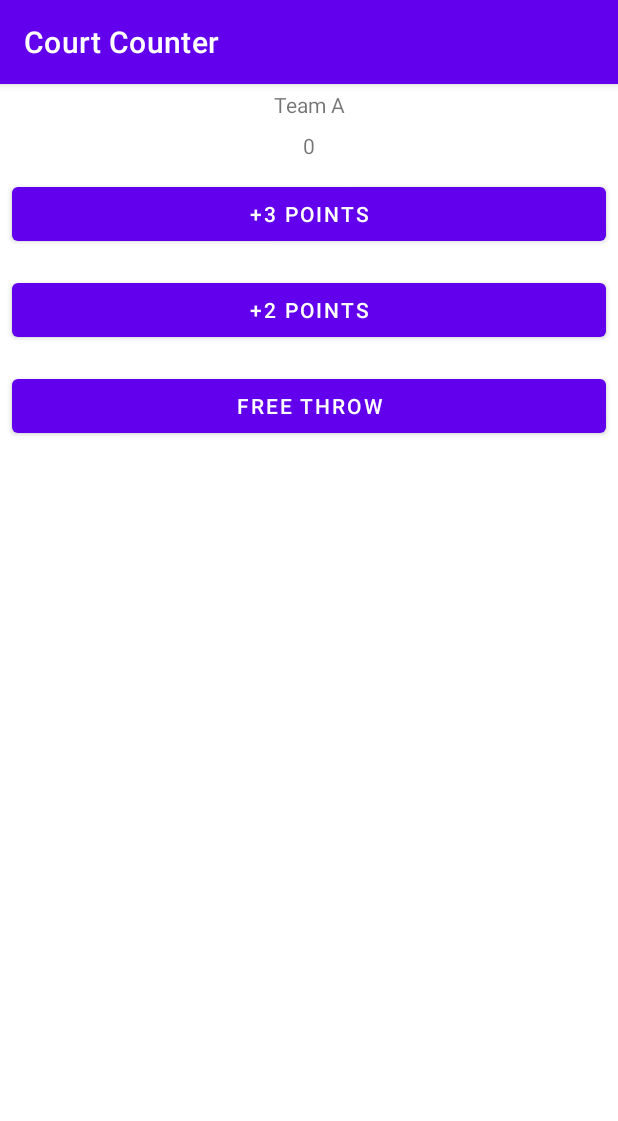
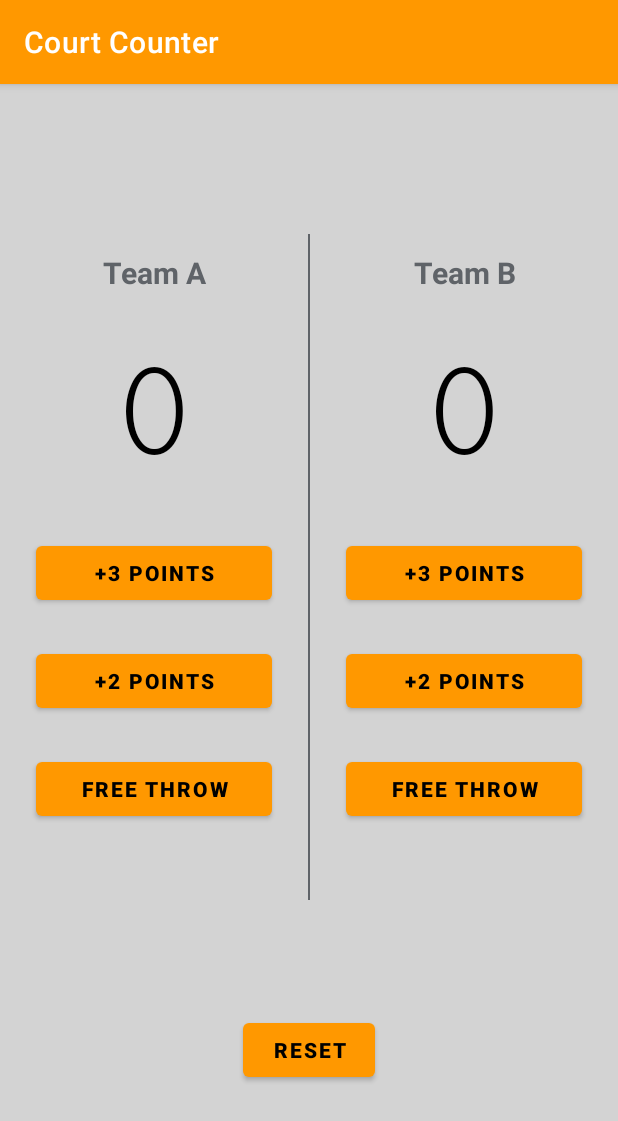
Before and after one commit to Mukulwith7BitGit/CourtCounter, an Android app: the screen it shows after launch (MainActivity), on a phone screen of 412 x 824 dp. Shown: the top 1121 px of the screen. Run offline under Robolectric (Android 15) with nearby library versions, the light colour scheme and no system bars.

Commit message:
Second commit. Added all functionalities and designs. Disabled autorotate. Final App.

```diff
--- a/app/src/main/AndroidManifest.xml
+++ b/app/src/main/AndroidManifest.xml
@@ -11,7 +11,8 @@
         android:theme="@style/Theme.CourtCounter">
         <activity
             android:name=".MainActivity"
-            android:exported="true">
+            android:exported="true"
+            android:screenOrientation="portrait">
             <intent-filter>
                 <action android:name="android.intent.action.MAIN" />
 
--- a/app/src/main/java/com/example/courtcounter/MainActivity.java
+++ b/app/src/main/java/com/example/courtcounter/MainActivity.java
@@ -8,6 +8,7 @@ import android.widget.TextView;
 
 public class MainActivity extends AppCompatActivity {
     int scoreTeamA=0;
+    int scoreTeamB=0;
     @Override
     protected void onCreate(Bundle savedInstanceState) {
         super.onCreate(savedInstanceState);
@@ -20,7 +21,11 @@ public class MainActivity extends AppCompatActivity {
     public void displayForTeamA(int score) {
         TextView scoreView = (TextView) findViewById(R.id.team_a_score);
         scoreView.setText(String.valueOf(score));
+    }public void displayForTeamB(int score) {
+        TextView scoreView = (TextView) findViewById(R.id.team_b_score);
+        scoreView.setText(String.valueOf(score));
     }
+
     public void addThreeForTeamA(View v){
         scoreTeamA+=3;
         displayForTeamA(scoreTeamA);
@@ -33,4 +38,22 @@ public class MainActivity extends AppCompatActivity {
         scoreTeamA+=1;
         displayForTeamA(scoreTeamA);
     }
+    public void addThreeForTeamB(View v){
+        scoreTeamB+=3;
+        displayForTeamB(scoreTeamB);
+    }
+    public void addTwoForTeamB(View v){
+        scoreTeamB+=2;
+        displayForTeamB(scoreTeamB);
+    }
+    public void addOneForTeamB(View v){
+        scoreTeamB+=1;
+        displayForTeamB(scoreTeamB);
+    }
+    public void resetScores(View v){
+        scoreTeamA=0;
+        scoreTeamB=0;
+        displayForTeamA(scoreTeamA);
+        displayForTeamB(scoreTeamB);
+    }
 }
--- a/app/src/main/res/layout/activity_main.xml
+++ b/app/src/main/res/layout/activity_main.xml
@@ -1,44 +1,161 @@
 <?xml version="1.0" encoding="utf-8"?>
-<LinearLayout xmlns:android="http://schemas.android.com/apk/res/android"
+<RelativeLayout xmlns:android="http://schemas.android.com/apk/res/android"
     xmlns:app="http://schemas.android.com/apk/res-auto"
     xmlns:tools="http://schemas.android.com/tools"
+    android:id="@+id/parent"
     android:layout_width="match_parent"
     android:layout_height="match_parent"
+    android:background="@color/gray"
+    android:orientation="vertical"
     tools:context=".MainActivity"
+    >
+
+    <LinearLayout
+        android:id="@+id/table"
+        android:layout_width="match_parent"
+        android:layout_height="wrap_content"
+        android:layout_marginTop="100dp"
+        android:orientation="horizontal">
+
+        <LinearLayout
+            android:layout_width="0dp"
+            android:layout_height="wrap_content"
+            android:layout_weight="1"
             android:orientation="vertical">
 
             <TextView
-
+                android:layout_marginTop="8dp"
+                android:layout_marginLeft="16dp"
+                android:layout_marginRight="16dp"
+                android:layout_marginBottom="16dp"
+                android:textColor="@color/dark_gray"
                 android:layout_width="match_parent"
                 android:layout_height="wrap_content"
-        android:text="Team A"
                 android:gravity="center_horizontal"
                 android:padding="4dp"
-        />
+                android:text="Team A"
+                android:textSize="20sp"
+                android:textStyle="bold" />
+
             <TextView
+                android:fontFamily="serif-monospace"
                 android:id="@+id/team_a_score"
+                android:textSize="100sp"
                 android:layout_width="match_parent"
                 android:layout_height="wrap_content"
-        android:text="0"
                 android:gravity="center_horizontal"
                 android:padding="4dp"
-        />
+                android:text="0"
+                android:textColor="@color/black" />
+
             <Button
-        android:onClick="addThreeForTeamA"
+                android:textStyle="bold"
+                android:layout_marginTop="24dp"
+                android:layout_marginRight="24dp"
+                android:layout_marginLeft="24dp"
+                android:textColor="@color/black"
                 android:layout_width="match_parent"
                 android:layout_height="wrap_content"
-        android:text="+3 Points"
-        android:layout_margin="8dp"/>
+                android:onClick="addThreeForTeamA"
+                android:text="+3 Points" />
+
             <Button
-        android:onClick="addTwoForTeamA"
+                android:textStyle="bold"
+                android:layout_margin="24dp"
+                android:textColor="@color/black"
                 android:layout_width="match_parent"
                 android:layout_height="wrap_content"
-        android:text="+2 Points"
-        android:layout_margin="8dp"/>
+                android:onClick="addTwoForTeamA"
+                android:text="+2 Points" />
+
             <Button
-        android:onClick="addOneForTeamA"
+                android:textStyle="bold"
+                android:textColor="@color/black"
                 android:layout_width="match_parent"
                 android:layout_height="wrap_content"
-        android:text="Free Throw"
-        android:layout_margin="8dp"/>
+                android:layout_marginLeft="24dp"
+                android:layout_marginRight="24dp"
+                android:layout_marginBottom="50dp"
+                android:onClick="addOneForTeamA"
+                android:text="Free Throw" />
         </LinearLayout>
+        <View
+            android:background="@color/dark_gray"
+            android:layout_width="1dp"
+            android:layout_height="match_parent"
+            />
+        <LinearLayout
+            android:layout_width="0dp"
+            android:layout_height="wrap_content"
+            android:layout_weight="1"
+            android:orientation="vertical">
+
+            <TextView
+                android:layout_marginTop="8dp"
+                android:layout_marginLeft="16dp"
+                android:layout_marginRight="16dp"
+                android:layout_marginBottom="16dp"
+                android:textColor="@color/dark_gray"
+                android:layout_width="match_parent"
+                android:layout_height="wrap_content"
+                android:gravity="center_horizontal"
+                android:padding="4dp"
+                android:text="Team B"
+                android:textSize="20sp"
+                android:textStyle="bold" />
+
+            <TextView
+                android:fontFamily="serif-monospace"
+                android:id="@+id/team_b_score"
+                android:layout_width="match_parent"
+                android:layout_height="wrap_content"
+                android:gravity="center_horizontal"
+                android:padding="4dp"
+                android:text="0"
+                android:textSize="100sp"
+                android:textColor="@color/black" />
+
+            <Button
+                android:textStyle="bold"
+                android:layout_marginTop="24dp"
+                android:layout_marginRight="24dp"
+                android:layout_marginLeft="24dp"
+                android:textColor="@color/black"
+                android:layout_width="match_parent"
+                android:layout_height="wrap_content"
+                android:onClick="addThreeForTeamB"
+                android:text="+3 Points" />
+
+            <Button
+                android:textStyle="bold"
+                android:layout_margin="24dp"
+                android:textColor="@color/black"
+                android:layout_width="match_parent"
+                android:layout_height="wrap_content"
+                android:onClick="addTwoForTeamB"
+                android:text="+2 Points" />
+
+            <Button
+                android:textStyle="bold"
+                android:textColor="@color/black"
+                android:layout_width="match_parent"
+                android:layout_height="wrap_content"
+                android:layout_marginLeft="24dp"
+                android:layout_marginRight="24dp"
+                android:layout_marginBottom="50dp"
+                android:onClick="addOneForTeamB"
+                android:text="Free Throw" />
+        </LinearLayout>
+    </LinearLayout>
+
+    <Button
+        android:textStyle="bold"
+        android:textColor="@color/black"
+        android:layout_width="wrap_content"
+        android:layout_height="wrap_content"
+        android:layout_alignParentBottom="true"
+        android:layout_centerHorizontal="true"
+        android:layout_marginBottom="100dp"
+        android:onClick="resetScores"
+        android:text="RESET" />
+</RelativeLayout>
--- a/app/src/main/res/values-night/themes.xml
+++ b/app/src/main/res/values-night/themes.xml
@@ -2,7 +2,7 @@
     <!-- Base application theme. -->
     <style name="Theme.CourtCounter" parent="Theme.MaterialComponents.DayNight.DarkActionBar">
         <!-- Primary brand color. -->
-        <item name="colorPrimary">@color/purple_200</item>
+        <item name="colorPrimary">#FF9800</item>
         <item name="colorPrimaryVariant">@color/purple_700</item>
         <item name="colorOnPrimary">@color/black</item>
         <!-- Secondary brand color. -->
@@ -12,5 +12,8 @@
         <!-- Status bar color. -->
         <item name="android:statusBarColor" tools:targetApi="l">?attr/colorPrimaryVariant</item>
         <!-- Customize your theme here. -->
+        <!-- Primary theme color of the app (sets background color of app bar) -->
+        <!-- Background color of buttons in the app -->
+        <item name="colorButtonNormal">#FF9800</item>
     </style>
 </resources>
--- a/app/src/main/res/values/colors.xml
+++ b/app/src/main/res/values/colors.xml
@@ -7,4 +7,6 @@
     <color name="teal_700">#FF018786</color>
     <color name="black">#FF000000</color>
     <color name="white">#FFFFFFFF</color>
+    <color name="gray">#D3D3D3</color>
+    <color name="dark_gray">#5F6368</color>
 </resources>
--- a/app/src/main/res/values/themes.xml
+++ b/app/src/main/res/values/themes.xml
@@ -2,7 +2,7 @@
     <!-- Base application theme. -->
     <style name="Theme.CourtCounter" parent="Theme.MaterialComponents.DayNight.DarkActionBar">
         <!-- Primary brand color. -->
-        <item name="colorPrimary">@color/purple_500</item>
+        <item name="colorPrimary">#FF9800</item>
         <item name="colorPrimaryVariant">@color/purple_700</item>
         <item name="colorOnPrimary">@color/white</item>
         <!-- Secondary brand color. -->
@@ -12,5 +12,9 @@
         <!-- Status bar color. -->
         <item name="android:statusBarColor" tools:targetApi="l">?attr/colorPrimaryVariant</item>
         <!-- Customize your theme here. -->
+        <!-- Primary theme color of the app (sets background color of app bar) -->
+<!--        <item name="colorPrimary">#FF9800</item>-->
+        <!-- Background color of buttons in the app -->
+        <item name="colorButtonNormal">#FF9800</item>
     </style>
 </resources>
```
Lines whose indentation alone changed are shown as unchanged.
